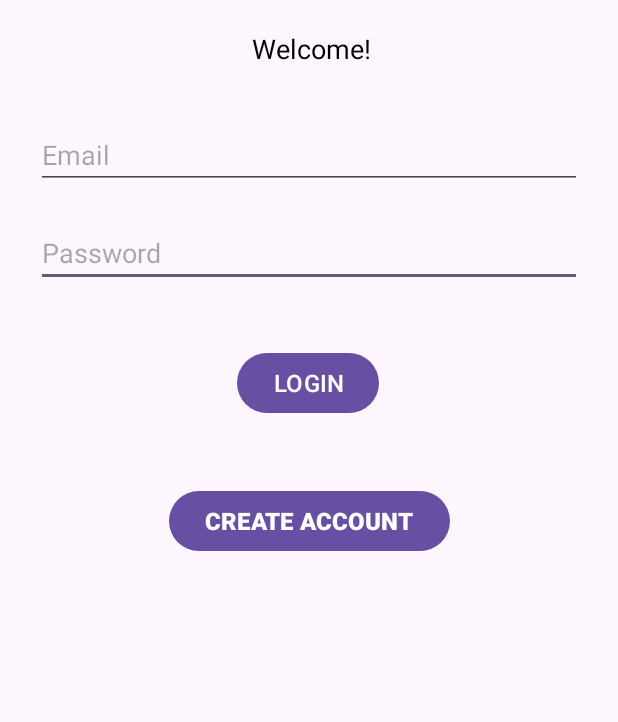
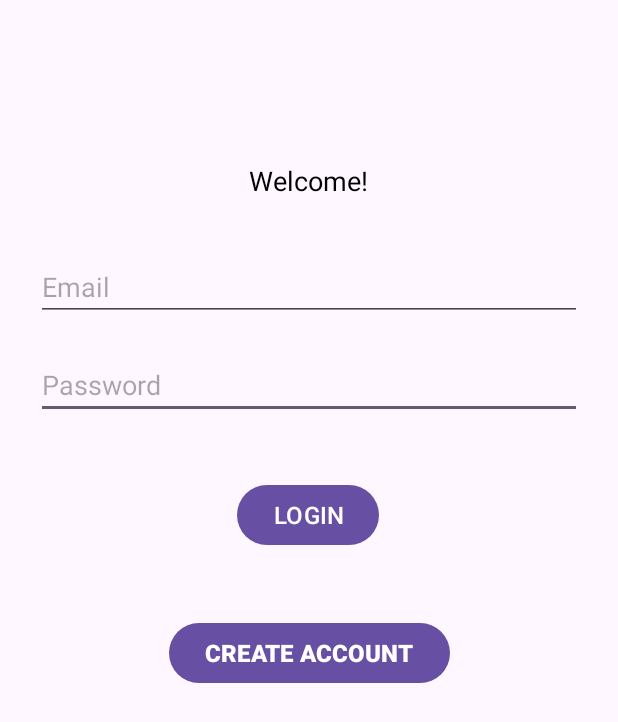
Before and after one commit to VYang4/PetPal_Android, an Android app: the screen it shows after launch (MainActivity before the commit, LoginActivity after it), on a phone screen of 412 x 824 dp. Shown: the top 722 px of the screen. Run offline under Robolectric (Android 15) with nearby library versions, the phone set to English and light mode, and no system bars; our stand-ins replace Firebase (no records; nobody signed in at launch, a user with empty details on screens opened directly), data binding.

Commit message:
completed login activity

```diff
--- a/app/src/main/java/com/example/pet/MainActivity.kt
+++ /dev/null
@@ -1,19 +0,0 @@
-package com.example.pet
-
-import android.content.Intent
-import android.os.Bundle
-import androidx.appcompat.app.AppCompatActivity
-import androidx.databinding.DataBindingUtil
-import com.example.pet.databinding.ActivityMainBinding
-
-class MainActivity : AppCompatActivity() {
-    lateinit var binding: ActivityMainBinding
-    override fun onCreate(savedInstanceState: Bundle?) {
-        super.onCreate(savedInstanceState)
-        binding = DataBindingUtil.setContentView(this,R.layout.activity_main)
-        binding.createAcctBTN.setOnClickListener(){
-            val intent = Intent(this, SignUpActivity::class.java)
-            startActivity(intent)
-        }
-    }
-}
--- a/app/src/main/java/com/example/pet/viewmodel/MyViewModel.kt
+++ b/app/src/main/java/com/example/pet/viewmodel/MyViewModel.kt
@@ -3,19 +3,32 @@ package com.example.pet.viewmodel
 import android.app.Application
 import android.content.Context
 import androidx.lifecycle.AndroidViewModel
+import androidx.lifecycle.LiveData
 import androidx.lifecycle.MutableLiveData
 import com.example.pet.repository.Repository
 import com.example.pet.model.ChatGroup
 import com.example.pet.model.ChatMessage
+import com.google.firebase.auth.FirebaseUser
 
 class MyViewModel(application: Application) : AndroidViewModel(application) {
 
     private val repository: Repository = Repository()
 
     // Auth
-    fun signUpAnonymousUser() {
-        val context: Context = getApplication()
-        repository.firebaseAnonymousAuth(context)
+    val userLiveData: LiveData<FirebaseUser?> = repository.userLiveData
+    val authErrorLiveData: LiveData<String?> = repository.authErrorLiveData
+
+    val email = MutableLiveData<String>()
+    val password = MutableLiveData<String>()
+
+    fun signInWithEmail() {
+        val emailStr = email.value ?: return
+        val passwordStr = password.value ?: return
+        repository.signInWithEmail(emailStr, passwordStr)
+    }
+
+    fun signUpWithEmail(email: String, password: String) {
+        repository.signUpWithEmail(email, password)
     }
 
     fun getCurrentUserId(): String? {
--- /dev/null
+++ b/app/src/main/java/com/example/pet/views/LoginActivity.kt
@@ -0,0 +1,42 @@
+package com.example.pet.views
+
+import android.content.Intent
+import androidx.appcompat.app.AppCompatActivity
+import android.os.Bundle
+import androidx.databinding.DataBindingUtil
+import androidx.lifecycle.ViewModelProvider
+import com.example.pet.R
+import com.example.pet.SignUpActivity
+import com.example.pet.databinding.ActivityLoginBinding
+import com.example.pet.viewmodel.MyViewModel
+
+class LoginActivity : AppCompatActivity() {
+    private lateinit var activityLoginBinding: ActivityLoginBinding
+    private lateinit var viewModel: MyViewModel
+    override fun onCreate(savedInstanceState: Bundle?) {
+        super.onCreate(savedInstanceState)
+        setContentView(R.layout.activity_login)
+
+        viewModel = ViewModelProvider(this)[MyViewModel::class.java]
+        activityLoginBinding = DataBindingUtil.setContentView(this, R.layout.activity_login)
+        activityLoginBinding.vModel = viewModel
+
+        // Observe userLiveData for changes
+        viewModel.userLiveData.observe(this) { firebaseUser ->
+            if (firebaseUser != null) {
+                // User is successfully logged in, navigate to GroupsActivity
+                startActivity(Intent(this, GroupsActivity::class.java))
+                finish() // Optional: Close LoginActivity once the navigation is done
+            }
+        }
+
+        viewModel.authErrorLiveData.observe(this) {
+            // React to sign-in error
+        }
+
+        activityLoginBinding.createAcctBTN.setOnClickListener(){
+            val intent = Intent(this, SignUpActivity::class.java)
+            startActivity(intent)
+        }
+    }
+}
--- a/app/src/main/res/layout/activity_main.xml
+++ b/app/src/main/res/layout/activity_login.xml
@@ -1,14 +1,22 @@
 <?xml version="1.0" encoding="utf-8"?>
 <layout>
 
-    <androidx.constraintlayout.widget.ConstraintLayout xmlns:android="http://schemas.android.com/apk/res/android"
+    <data>
+        <variable
+            name="vModel"
+            type="com.example.pet.viewmodel.MyViewModel" />
+    </data>
+
+    <androidx.constraintlayout.widget.ConstraintLayout
+        xmlns:android="http://schemas.android.com/apk/res/android"
         xmlns:app="http://schemas.android.com/apk/res-auto"
         xmlns:tools="http://schemas.android.com/tools"
         android:layout_width="match_parent"
         android:layout_height="match_parent"
-        tools:context=".MainActivity">
+        tools:context=".views.LoginActivity">
 
         <EditText
+            android:text="@={vModel.password}"
             android:id="@+id/password"
             android:layout_width="match_parent"
             android:layout_height="wrap_content"
@@ -23,6 +31,7 @@
             app:layout_constraintTop_toBottomOf="@+id/email" />
 
         <Button
+            android:onClick="@{() -> vModel.signInWithEmail()}"
             android:id="@+id/email_sign_in_button"
             android:layout_width="wrap_content"
             android:layout_height="wrap_content"
@@ -39,16 +48,17 @@
             android:id="@+id/textWelcome"
             android:layout_width="wrap_content"
             android:layout_height="wrap_content"
-            android:layout_marginTop="20dp"
+            android:layout_marginTop="108dp"
             android:text="Welcome!"
             android:textColor="@color/black"
             android:textSize="18sp"
-            app:layout_constraintHorizontal_bias="0.505"
+            app:layout_constraintHorizontal_bias="0.499"
             app:layout_constraintLeft_toLeftOf="parent"
             app:layout_constraintRight_toRightOf="parent"
             app:layout_constraintTop_toTopOf="parent" />
 
         <AutoCompleteTextView
+            android:text="@={vModel.email}"
             android:id="@+id/email"
             android:layout_width="match_parent"
             android:layout_height="wrap_content"
@@ -72,5 +82,6 @@
             app:layout_constraintStart_toStartOf="parent"
             app:layout_constraintTop_toBottomOf="@+id/email_sign_in_button" />
 
+
     </androidx.constraintlayout.widget.ConstraintLayout>
 </layout>
--- a/app/src/main/res/layout/activity_sign_up.xml
+++ b/app/src/main/res/layout/activity_sign_up.xml
@@ -1,5 +1,10 @@
 <?xml version="1.0" encoding="utf-8"?>
 <layout>
+    <data>
+        <variable
+            name="viewModel"
+            type="com.example.pet.viewmodel.MyViewModel" />
+    </data>
 
     <androidx.constraintlayout.widget.ConstraintLayout xmlns:android="http://schemas.android.com/apk/res/android"
         xmlns:app="http://schemas.android.com/apk/res-auto"
```
Also changed, not shown: app/src/main/AndroidManifest.xml (+5 -2 lines), app/src/main/java/com/example/pet/repository/Repository.kt (+18 -6 lines), app/src/main/java/com/example/pet/views/SignUpActivity.kt (+31 -47 lines), gradle/wrapper/gradle-wrapper.properties.
